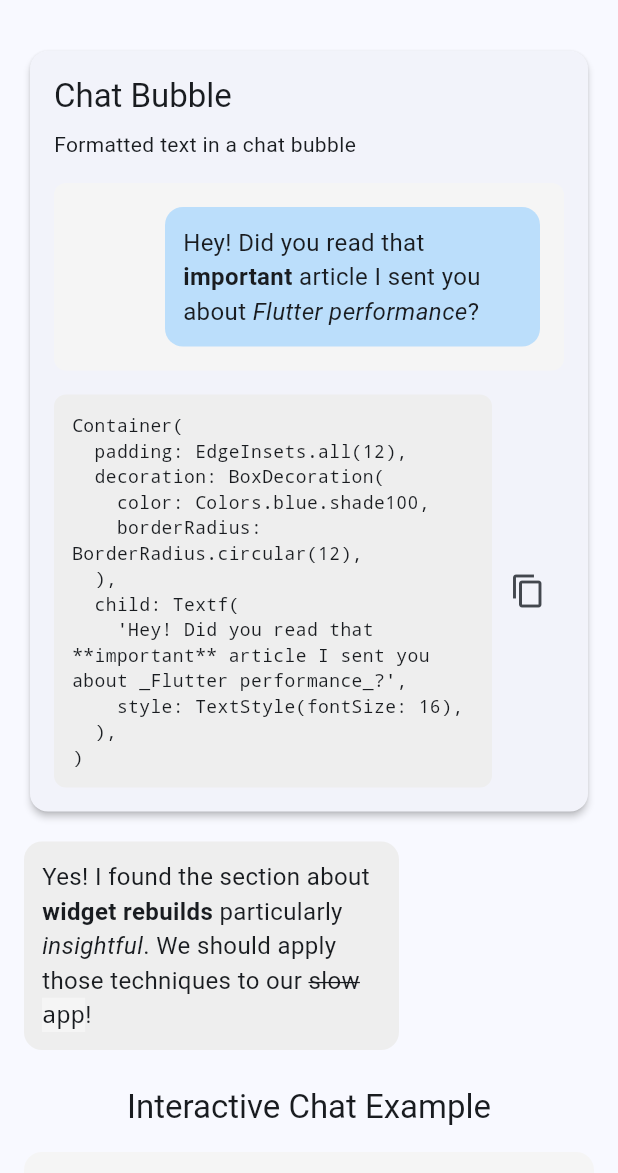
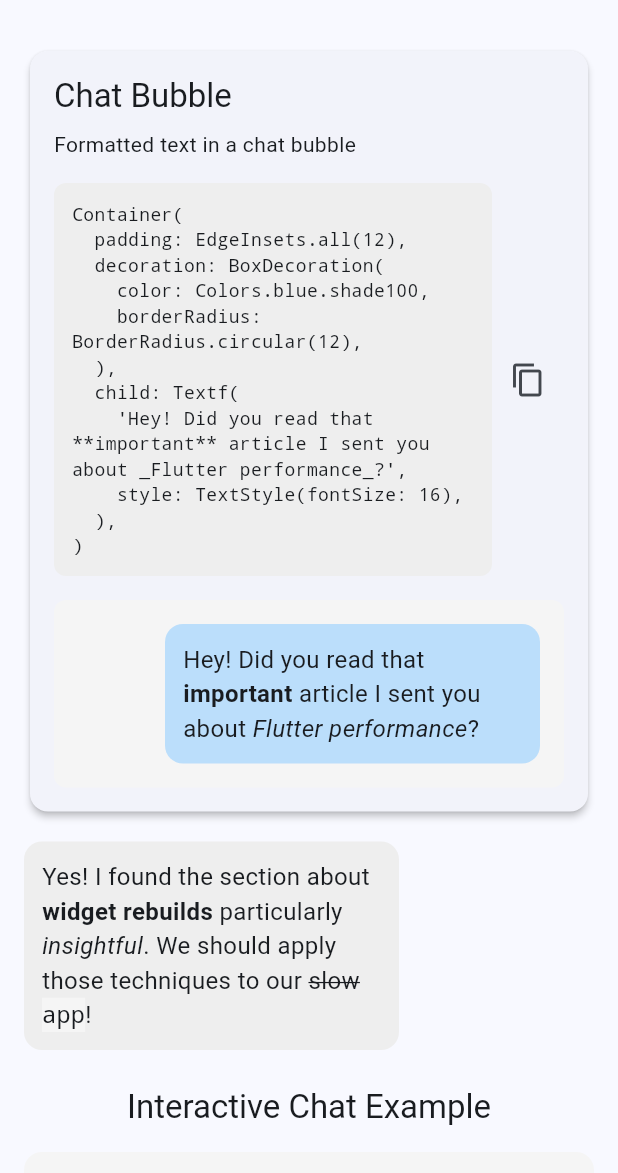
Before and after one commit to PhilippHGerber/textf, a Flutter app: the ChatExampleScreen screen opened directly, on a phone screen of 412 x 824 dp, the part 63-1236 px from its top. Run offline on Flutter 3.47's test engine with Material 3 defaults, Android fonts, the phone set to English and light mode, and no system bars; missing offline and left inert: super_clipboard.

Commit message:
refactor: rearrange child container in ExampleCard

```diff
--- a/example/analysis_options.yaml
+++ b/example/analysis_options.yaml
@@ -6,5 +6,5 @@ include: package:flutter_lints/flutter.yaml
 analyzer:
 linter:
   rules:
-    require_trailing_commas: true
+    require_trailing_commas: false
     prefer_relative_imports: true
--- a/example/lib/widgets/example_card.dart
+++ b/example/lib/widgets/example_card.dart
@@ -34,15 +34,6 @@ class ExampleCard extends StatelessWidget {
               style: Theme.of(context).textTheme.bodyMedium,
             ),
             const SizedBox(height: 16),
-            Container(
-              padding: const EdgeInsets.all(16),
-              decoration: BoxDecoration(
-                color: Colors.grey.shade100,
-                borderRadius: BorderRadius.circular(8),
-              ),
-              child: child,
-            ),
-            const SizedBox(height: 16),
             Row(
               children: [
                 Expanded(
@@ -75,6 +66,15 @@ class ExampleCard extends StatelessWidget {
                 ),
               ],
             ),
+            const SizedBox(height: 16),
+            Container(
+              padding: const EdgeInsets.all(16),
+              decoration: BoxDecoration(
+                color: Colors.grey.shade100,
+                borderRadius: BorderRadius.circular(8),
+              ),
+              child: child,
+            ),
           ],
         ),
       ),
```
